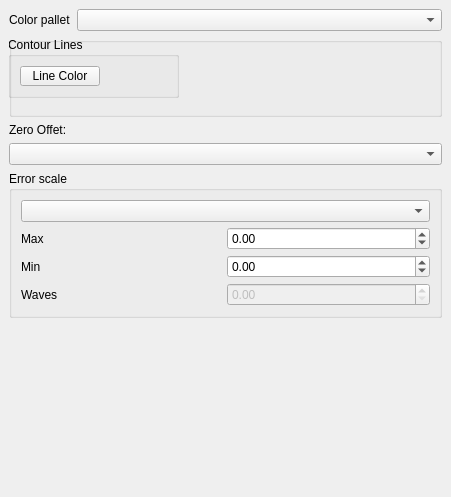
This is contourtools.ui in githubdoe/DFTFringe as Qt 5 draws it before an edit. The edited form follows.
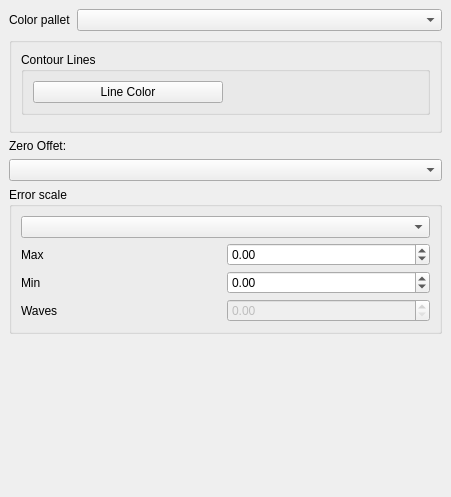
This is the edited form.

Diff of the .ui file:
```diff
--- a/contourtools.ui
+++ b/contourtools.ui
@@ -73,25 +73,9 @@
       <property name="title">
        <string/>
       </property>
-      <widget class="QWidget" name="widget" native="true">
-       <property name="geometry">
-        <rect>
-         <x>13</x>
-         <y>56</y>
-         <width>16</width>
-         <height>28</height>
-        </rect>
-       </property>
-      </widget>
+      <layout class="QVBoxLayout" name="verticalLayout_3">
+       <item>
       <widget class="QGroupBox" name="groupBox_3">
-       <property name="geometry">
-        <rect>
-         <x>-1</x>
-         <y>0</y>
-         <width>171</width>
-         <height>61</height>
-        </rect>
-       </property>
        <property name="title">
         <string>Contour Lines</string>
        </property>
@@ -118,6 +102,11 @@
         </item>
        </layout>
       </widget>
+       </item>
+       <item>
+        <widget class="QWidget" name="widget" native="true"/>
+       </item>
+      </layout>
      </widget>
     </item>
     <item>
```
Lines whose indentation alone changed are shown as unchanged.
